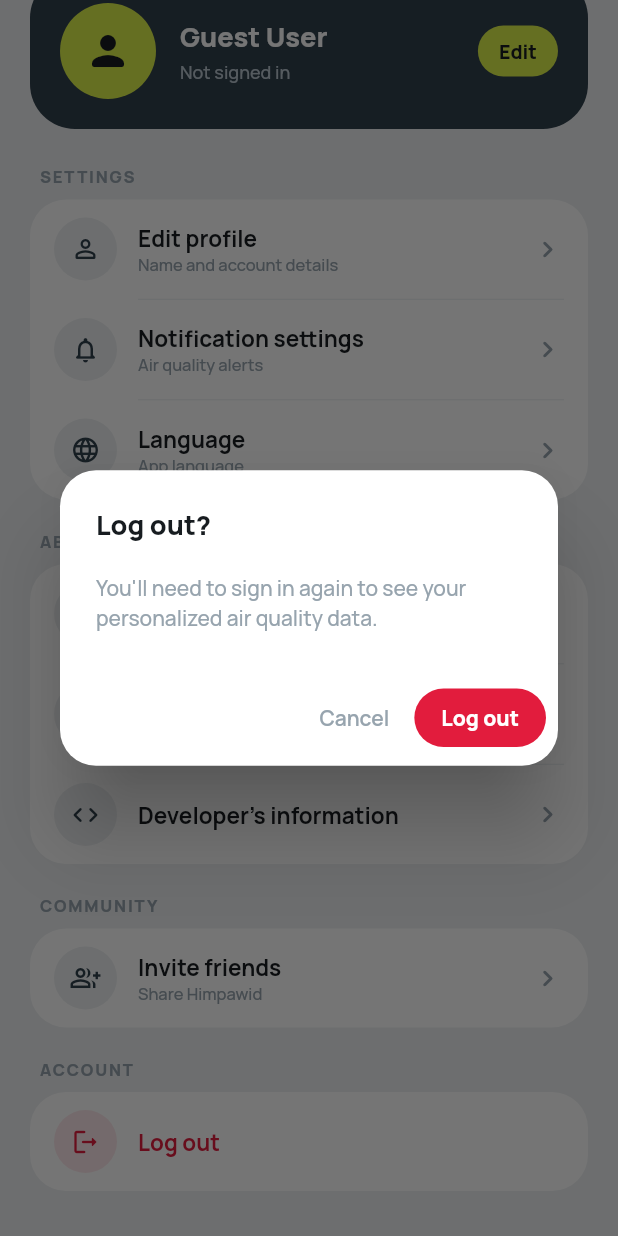
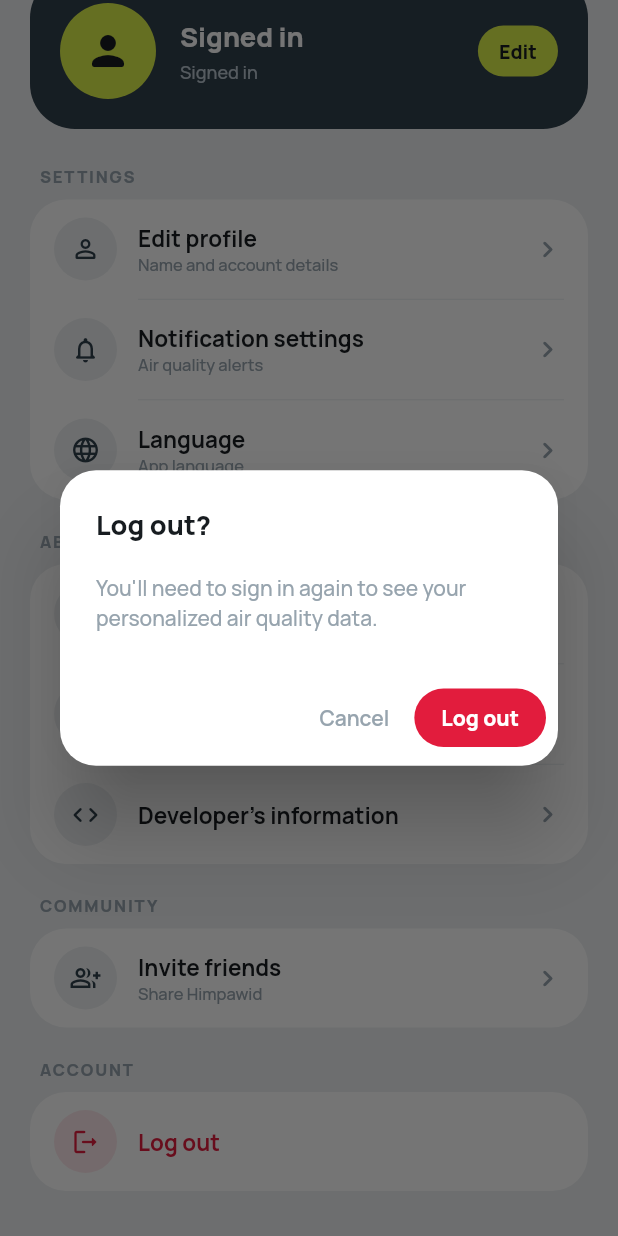
Before and after one commit to alr3n/Himpawid, a Flutter app: the ProfileWidget screen opened by its route, scrolled down 96 dp, after a tap on "Log out", on a phone screen of 412 x 824 dp. Run offline on Flutter 3.47's test engine with Material 3 defaults, Android fonts, the phone set to English and light mode, and no system bars; drawn by our look-alikes of flutter_animate; our stand-ins replace auto_size_text, cloud_firestore, firebase_auth, firebase_core, firebase_messaging, fl_chart and 18 more; missing offline and left inert: json_path; accounts and stored records are empty.

Commit message:
fix(profile): show live authenticated user data and fix logout flow
Profile already read the real signed-in user via currentUserDisplayName/
currentUserEmail, but had three real bugs:

- The page never rebuilt on auth changes while mounted, so it could show
  stale data until something else forced a rebuild. Wrap the page body in
  AuthUserStreamWidget so it updates live on sign-in/sign-out.
- A signed-in user with no email/display name on record fell back to the
  same "Guest User"/"Not signed in" placeholders used for being logged
  out entirely, making an authenticated user look signed out. Now checks
  `loggedIn` explicitly and only shows those placeholders when nobody is
  actually authenticated.
- Logging out navigated to WelcomeWidget (the onboarding carousel), not
  the Login page, and only cleared the Firebase session - not the native
  Google session, so a later Google sign-in silently reused the same
  account instead of showing the account picker. Logout now clears both,
  resets the cached user document immediately, and navigates to
  LoginWidget via goNamed (replaces the route stack, so back can't return
  to authenticated pages).

Co-Authored-By: Claude Sonnet 5 <noreply@anthropic.com>

```diff
--- a/lib/pages/profile/profile/profile_widget.dart
+++ b/lib/pages/profile/profile/profile_widget.dart
@@ -1,4 +1,5 @@
 import '/auth/firebase_auth/auth_util.dart';
+import '/auth/firebase_auth/google_auth.dart' show signOutWithGoogle;
 import '/flutter_flow/flutter_flow_theme.dart';
 import '/flutter_flow/flutter_flow_util.dart';
 import '/index.dart';
@@ -216,10 +217,19 @@ class _ProfileWidgetState extends State<ProfileWidget> {
     if (confirmed != true) return;
 
     GoRouter.of(context).prepareAuthEvent();
+    // Clear the native Google session too, not just Firebase's - otherwise
+    // a later "Continue with Google" silently reauths the same account
+    // instead of showing the account picker.
+    await signOutWithGoogle().catchError((_) {});
     await authManager.signOut();
+    // authenticatedUserStream resets this asynchronously as a side effect
+    // of the Firebase auth-state change; clear it synchronously too so
+    // nothing reads a stale user document in the meantime.
+    currentUserDocument = null;
     GoRouter.of(context).clearRedirectLocation();
 
-    context.goNamedAuth(WelcomeWidget.routeName, context.mounted);
+    if (!context.mounted) return;
+    context.goNamedAuth(LoginWidget.routeName, context.mounted);
   }
 
   // ------------------------------------------------------------------
@@ -351,11 +361,25 @@ class _ProfileWidgetState extends State<ProfileWidget> {
 
   @override
   Widget build(BuildContext context) {
+    // Rebuilds whenever Firebase Auth's sign-in state or the user's
+    // Firestore document changes, so a login/logout elsewhere in the app
+    // is reflected here immediately without needing to reopen the page.
+    return AuthUserStreamWidget(builder: (context) => _buildContent(context));
+  }
+
+  Widget _buildContent(BuildContext context) {
     final theme = FlutterFlowTheme.of(context);
-    final displayName =
-        currentUserDisplayName.isNotEmpty ? currentUserDisplayName : 'Guest User';
-    final email =
-        currentUserEmail.isNotEmpty ? currentUserEmail : 'Not signed in';
+    // Only show placeholder text when nobody is actually signed in -
+    // a signed-in user with a missing field (e.g. no display name on
+    // record) should read as "Signed in", not be mistaken for a guest.
+    final displayName = !loggedIn
+        ? 'Guest'
+        : (currentUserDisplayName.isNotEmpty
+            ? currentUserDisplayName
+            : 'Signed in');
+    final email = !loggedIn
+        ? 'Not signed in'
+        : (currentUserEmail.isNotEmpty ? currentUserEmail : 'Signed in');
 
     return GestureDetector(
       onTap: () {
```
